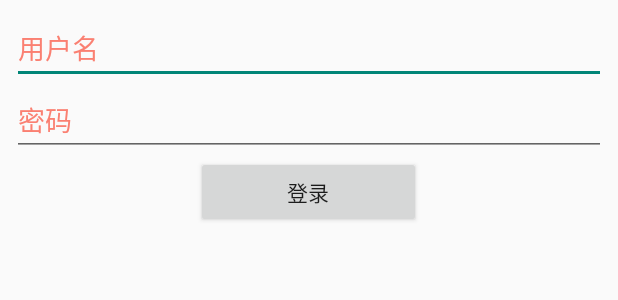
After one commit to onlylemi/Indoor, an Android app: the layout dialog_login_layout.xml on its own in the app's theme, with its tools: preview values and no code run, on a phone screen of 412 x 824 dp. The commit adds this screen. Shown: the top 300 px of the screen. Run offline under Robolectric (Android 15) with nearby library versions, the phone set to English and light mode, and no system bars.

Commit message:
2015/10/10 end

```diff
--- a/app/build.gradle
+++ b/app/build.gradle
@@ -1,7 +1,7 @@
 apply plugin: 'com.android.application'
 
 android {
-    compileSdkVersion 22
+    compileSdkVersion 21
     buildToolsVersion "22.0.1"
 
     defaultConfig {
--- a/app/src/main/AndroidManifest.xml
+++ b/app/src/main/AndroidManifest.xml
@@ -31,7 +31,7 @@
         android:theme="@style/AppTheme">
         <meta-data
             android:name="com.baidu.lbsapi.API_KEY"
-            android:value="ltsrbYntYp84UpdG1aTgNsGl" />
+            android:value="OGip13oacyM7s6xIaVMhYmzm" />
 
         <activity
             android:name="com.onlylemi.dr.activity.ReadyActivity"
--- a/app/src/main/java/com/onlylemi/dr/activity/MainActivity.java
+++ b/app/src/main/java/com/onlylemi/dr/activity/MainActivity.java
@@ -10,6 +10,7 @@ import android.util.Log;
 import android.view.Menu;
 import android.view.MenuItem;
 
+import com.onlylemi.dr.dialog.LoginDialog;
 import com.onlylemi.dr.fragment.FindFragment;
 import com.onlylemi.dr.fragment.MapFragment;
 import com.onlylemi.dr.fragment.NavigationDrawerFragment;
@@ -145,6 +146,8 @@ public class MainActivity extends AppCompatActivity
         // as you specify a parent activity in AndroidManifest.xml.
         if(item.getItemId() == R.id.map_switch) {
             mMapFragment.switchModel();
+            LoginDialog dialog = new LoginDialog(this);
+            dialog.show();
         }
         return super.onOptionsItemSelected(item);
     }
--- /dev/null
+++ b/app/src/main/res/layout/dialog_login_layout.xml
@@ -0,0 +1,27 @@
+<RelativeLayout xmlns:android="http://schemas.android.com/apk/res/android"
+    android:layout_width="wrap_content"
+    android:layout_height="match_parent"
+    android:layout_margin="8dp">
+
+    <EditText
+        android:id="@+id/dialog_login_name"
+        android:layout_width="match_parent"
+        android:layout_height="wrap_content"
+        android:hint="@string/login_name_hint"
+        android:textColorHint="@color/salmon"/>
+    <EditText
+        android:id="@+id/dialog_login_pw"
+        android:layout_width="match_parent"
+        android:layout_height="wrap_content"
+        android:layout_below="@id/dialog_login_name"
+        android:hint="@string/login_pw_hint"
+        android:textColorHint="@color/salmon"/>
+    <Button
+        android:id="@+id/dialog_login_login"
+        android:layout_width="150dp"
+        android:layout_height="wrap_content"
+        android:layout_below="@id/dialog_login_pw"
+        android:layout_centerHorizontal="true"
+        android:text="@string/login"/>
+
+</RelativeLayout>
--- a/app/src/main/res/values/strings.xml
+++ b/app/src/main/res/values/strings.xml
@@ -24,4 +24,9 @@
     <string name="title_activity_camera">CameraActivity</string>
     <string name="title_activity_main">MainActivity</string>
     <string name="button_activity_every_part">一键导航</string>
+
+    <!-- login dialog of string-->
+    <string name="login_name_hint">用户名</string>
+    <string name="login_pw_hint">密码</string>
+    <string name="login">登录</string>
 </resources>
```
Also changed, not shown: app/src/main/java/com/onlylemi/dr/activity/ReadyActivity.java (+13 -9 lines), app/src/main/res/drawable/login_aictivity_button.xml (added, +26 -0 lines), 2 other files.
